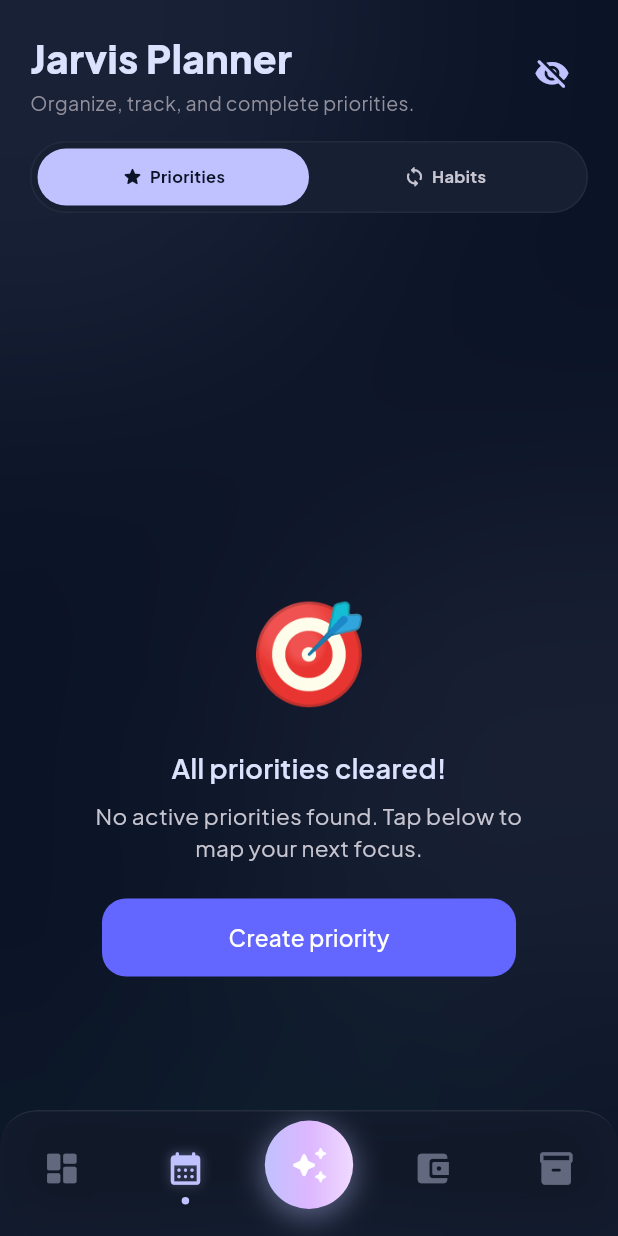
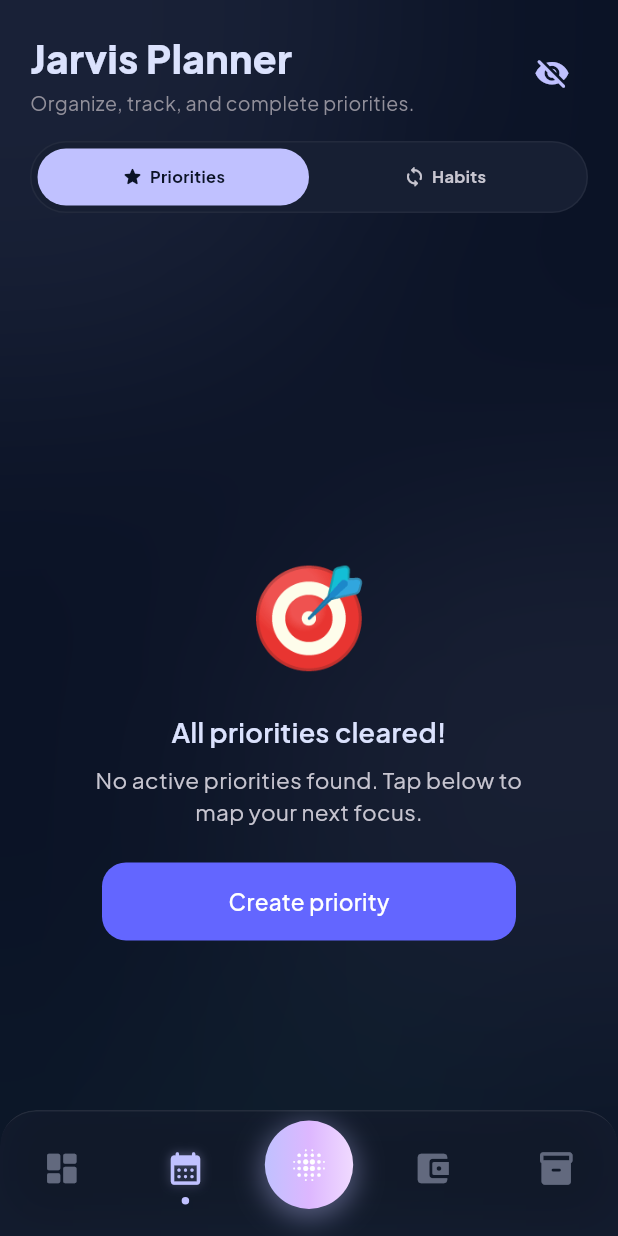
Before and after one commit to credyans/jarvis, a Flutter app: the AppScaffold screen opened by its route, after a tap on "Priorities", on a phone screen of 412 x 824 dp. Run offline on Flutter 3.47's test engine with Material 3 defaults, Android fonts, the phone set to English and light mode, and no system bars; our stand-ins replace cloud_firestore, firebase_auth, firebase_core, firebase_messaging, flutter_animate, flutter_riverpod and 4 more; accounts and stored records are empty; project files that could hold a hidden picture were left out.

Commit message:
refactor: center empty states, disable scroll on empty lists, redesign Jarvis Welcome Card with 3D orb and CTA button, update center FAB icon

```diff
--- a/lib/features/money/screens/money_screen.dart
+++ b/lib/features/money/screens/money_screen.dart
@@ -208,6 +208,7 @@ class _MoneyScreenState extends ConsumerState<MoneyScreen> {
     final goalsAsync = ref.watch(goalProvider);
     final debtsAsync = ref.watch(debtProvider);
     final savingsPlansAsync = ref.watch(savingsPlanProvider);
+    final billsAsync = ref.watch(billReminderProvider);
 
     // Calculate Summary Metrics
     final goals = goalsAsync.value ?? [];
@@ -241,6 +242,13 @@ class _MoneyScreenState extends ConsumerState<MoneyScreen> {
     }
 
     final txs = transactionsAsync.value ?? [];
+    final reminders = billsAsync.value ?? [];
+
+    final activeTabEmpty = (_activeTabIndex == 0 && txs.isEmpty) ||
+                           (_activeTabIndex == 1 && goals.isEmpty && savingsPlans.isEmpty) ||
+                           (_activeTabIndex == 2 && reminders.isEmpty) ||
+                           (_activeTabIndex == 3 && debts.isEmpty);
+    final scrollPhysics = activeTabEmpty ? const NeverScrollableScrollPhysics() : const AlwaysScrollableScrollPhysics();
 
     return Scaffold(
       backgroundColor: Colors.transparent,
@@ -271,7 +279,7 @@ class _MoneyScreenState extends ConsumerState<MoneyScreen> {
             ref.invalidate(recentTransactionsProvider);
           },
           child: CustomScrollView(
-            physics: const AlwaysScrollableScrollPhysics(),
+            physics: scrollPhysics,
             slivers: [
               // ALWAYS SHOWN: 1. Operating Liquidity Header
               SliverPadding(
@@ -297,12 +305,14 @@ class _MoneyScreenState extends ConsumerState<MoneyScreen> {
                 if (txs.isEmpty)
                   SliverFillRemaining(
                     hasScrollBody: false,
+                    child: Center(
                       child: EmptyState(
                         emoji: '📊',
                         title: 'Financial Overview',
                         subtitle: 'Tracks daily transaction history and cash flow dynamics.',
                         actionLabel: '+ Add Record',
                         onActionPressed: () => _showAddTransactionSheet(context),
+                      ),
                     ),
                   )
                 else ...[
@@ -390,6 +400,7 @@ class _MoneyScreenState extends ConsumerState<MoneyScreen> {
                 if (goals.isEmpty && savingsPlans.isEmpty)
                   SliverFillRemaining(
                     hasScrollBody: false,
+                    child: Center(
                       child: Column(
                         mainAxisAlignment: MainAxisAlignment.center,
                         children: [
@@ -419,6 +430,7 @@ class _MoneyScreenState extends ConsumerState<MoneyScreen> {
                             ],
                           ),
                         ],
+                      ),
                     ),
                   )
                 else ...[
@@ -467,6 +479,27 @@ class _MoneyScreenState extends ConsumerState<MoneyScreen> {
                 ],
               ] else if (_activeTabIndex == 2) ...[
                 // Bills Tab
+                if (reminders.isEmpty)
+                  SliverFillRemaining(
+                    hasScrollBody: false,
+                    child: Center(
+                      child: EmptyState(
+                        emoji: '🧾',
+                        title: 'Never miss a bill payment',
+                        subtitle: 'Bills tracker helps you monitor recurring utilities and services. Set up reminders to prevent late fees and protect your credit score.',
+                        actionLabel: 'Add Bill Reminder',
+                        onActionPressed: () {
+                          showModalBottomSheet(
+                            context: context,
+                            isScrollControlled: true,
+                            backgroundColor: Colors.transparent,
+                            builder: (context) => const AddBillReminderSheet(),
+                          );
+                        },
+                      ),
+                    ),
+                  )
+                else
                   const SliverPadding(
                     padding: EdgeInsets.symmetric(vertical: 8.0),
                     sliver: SliverToBoxAdapter(
@@ -478,12 +511,14 @@ class _MoneyScreenState extends ConsumerState<MoneyScreen> {
                 if (debts.isEmpty)
                   SliverFillRemaining(
                     hasScrollBody: false,
+                    child: Center(
                       child: EmptyState(
                         emoji: '🤝',
                         title: 'Track Peer Agreements',
                         subtitle: 'Track peer-to-peer agreements and monthly borrowing EMIs.',
                         actionLabel: '+ Add Agreement',
                         onActionPressed: () => _showAddDebtSheet(context),
+                      ),
                     ),
                   )
                 else
--- a/lib/features/tasks/screens/focus_screen.dart
+++ b/lib/features/tasks/screens/focus_screen.dart
@@ -394,6 +394,11 @@ class _FocusScreenState extends ConsumerState<FocusScreen> {
       });
     }
 
+    final tasks = tasksAsync.value ?? [];
+    final habits = habitsAsync.value ?? [];
+    final isTabEmpty = (activeTab == 0 && tasks.isEmpty) || (activeTab == 1 && habits.isEmpty);
+    final scrollPhysics = isTabEmpty ? const NeverScrollableScrollPhysics() : const AlwaysScrollableScrollPhysics();
+
     return Scaffold(
       backgroundColor: Colors.transparent,
       body: SafeArea(
@@ -407,7 +412,7 @@ class _FocusScreenState extends ConsumerState<FocusScreen> {
             ref.invalidate(todayTasksProvider);
           },
           child: CustomScrollView(
-            physics: const AlwaysScrollableScrollPhysics(),
+            physics: scrollPhysics,
             slivers: [
               // 1. Unified Header (Title + Segmented Tabs)
               SliverPadding(
@@ -535,18 +540,14 @@ class _FocusScreenState extends ConsumerState<FocusScreen> {
                       if (filtered.isEmpty) {
                         return SliverFillRemaining(
                           hasScrollBody: false,
-                          child: Column(
-                            mainAxisAlignment: MainAxisAlignment.center,
-                            children: [
-                              const SizedBox(height: 48.0),
-                              EmptyState(
+                          child: Center(
+                            child: EmptyState(
                               emoji: '🎯',
                               title: 'All priorities cleared!',
                               subtitle: 'No active priorities found. Tap below to map your next focus.',
                               actionLabel: 'Create priority',
                               onActionPressed: () => _showAddTaskSheet(context),
                             ),
-                            ],
                           ),
                         );
                       }
@@ -648,18 +649,14 @@ class _FocusScreenState extends ConsumerState<FocusScreen> {
                       if (habits.isEmpty) {
                         return SliverFillRemaining(
                           hasScrollBody: false,
-                          child: Column(
-                            mainAxisAlignment: MainAxisAlignment.center,
-                            children: [
-                              const SizedBox(height: 48.0),
-                              EmptyState(
+                          child: Center(
+                            child: EmptyState(
                               emoji: '🔄',
                               title: 'No habits logged yet',
                               subtitle: 'Take small steps. Build atomic habits by setting daily checkpoints.',
                               actionLabel: 'Create habit',
                               onActionPressed: () => _showAddHabitSheet(context),
                             ),
-                            ],
                           ),
                         );
                       }
--- a/lib/features/today/screens/today_screen.dart
+++ b/lib/features/today/screens/today_screen.dart
@@ -8,6 +8,7 @@ import 'package:jarvis/data/providers/mood_provider.dart';
 import 'package:jarvis/data/providers/task_provider.dart';
 import 'package:jarvis/data/providers/money_provider.dart';
 import 'package:jarvis/data/providers/habit_provider.dart';
+import 'package:jarvis/data/providers/navigation_provider.dart';
 import 'package:jarvis/features/today/widgets/greeting_header.dart';
 import 'package:jarvis/features/today/widgets/ai_insight_card.dart';
 import 'package:jarvis/features/today/widgets/daily_quote_card.dart';
@@ -16,6 +17,7 @@ import 'package:jarvis/features/today/widgets/jarvis_suggestions_card.dart';
 import 'package:jarvis/features/today/widgets/daily_summary_card.dart';
 import 'package:jarvis/features/today/widgets/mood_checkin_dialog.dart';
 import 'package:jarvis/shared/widgets/jarvis_card.dart';
+import 'package:jarvis/shared/widgets/jarvis_button.dart';
 
 class TodayScreen extends ConsumerStatefulWidget {
   const TodayScreen({super.key});
@@ -28,40 +30,63 @@ class _TodayScreenState extends ConsumerState<TodayScreen> {
   bool _hasPromptedMood = false;
 
   Widget _buildJarvisWelcomeCard(BuildContext context) {
-    return JarvisCard(
-      padding: 24.0,
+    return Padding(
+      padding: const EdgeInsets.symmetric(horizontal: 24.0, vertical: 32.0),
       child: Column(
+        mainAxisSize: MainAxisSize.min,
         children: [
           Container(
-            width: 72.0,
-            height: 72.0,
+            width: 80.0,
+            height: 80.0,
             decoration: BoxDecoration(
               shape: BoxShape.circle,
-              gradient: AppColors.jarvisButtonGradient,
+              gradient: const RadialGradient(
+                colors: [
+                  Color(0xFFE8ECEF), // specular highlight
+                  Color(0xFF6366FF), // primary theme color
+                  Color(0xFF2C2F8A), // shadow shade
+                ],
+                center: Alignment(-0.35, -0.35),
+                radius: 0.75,
+              ),
               boxShadow: [
                 BoxShadow(
-                  color: AppColors.primary.withOpacity(0.3),
-                  blurRadius: 20.0,
+                  color: const Color(0xFF6366FF).withOpacity(0.5),
+                  blurRadius: 24.0,
+                  spreadRadius: 2.0,
+                  offset: const Offset(0, 8),
+                ),
+                BoxShadow(
+                  color: Colors.black.withOpacity(0.3),
+                  blurRadius: 8.0,
+                  offset: const Offset(0, 4),
                 ),
               ],
             ),
-            child: const Center(
+            child: Center(
               child: Icon(
                 Icons.blur_on_rounded,
-                size: 36.0,
-                color: Colors.white,
+                size: 40.0,
+                color: Colors.white.withOpacity(0.95),
+                shadows: [
+                  Shadow(
+                    color: Colors.black.withOpacity(0.35),
+                    offset: const Offset(1, 2),
+                    blurRadius: 4.0,
+                  ),
+                ],
               ),
             ),
           ).animate(onPlay: (controller) => controller.repeat(reverse: true))
            .scale(end: const Offset(1.08, 1.08), duration: 1.5.seconds, curve: Curves.easeInOut),
-          const SizedBox(height: 20.0),
+          const SizedBox(height: 24.0),
           Text(
             "Hi, I'm Jarvis",
             style: AppTypography.h2(color: AppColors.textPrimary).copyWith(
               fontWeight: FontWeight.w800,
             ),
           ),
-          const SizedBox(height: 10.0),
+          const SizedBox(height: 12.0),
           Text(
             "Your Personal Life Operating System is ready to assist you. I can help you organize priorities, build habits, track budgets, and write memories.",
             textAlign: TextAlign.center,
@@ -69,27 +94,12 @@ class _TodayScreenState extends ConsumerState<TodayScreen> {
               height: 1.4,
             ),
           ),
-          const SizedBox(height: 20.0),
-          Text(
-            "Tap the glowing orb at the bottom of the screen to talk to me, or ask me something like:",
-            textAlign: TextAlign.center,
-            style: AppTypography.caption(color: AppColors.textTertiary),
-          ),
-          const SizedBox(height: 12.0),
-          Container(
-            padding: const EdgeInsets.symmetric(horizontal: 14.0, vertical: 10.0),
-            decoration: BoxDecoration(
-              color: Colors.white.withOpacity(0.04),
-              borderRadius: BorderRadius.circular(12.0),
-              border: Border.all(color: Colors.white.withOpacity(0.06)),
-            ),
-            child: Text(
-              '"Spent ₹250 on coffee and track morning walk habit"',
-              style: AppTypography.caption(color: AppColors.primary).copyWith(
-                fontStyle: FontStyle.italic,
-                fontWeight: FontWeight.bold,
-              ),
-            ),
+          const SizedBox(height: 24.0),
+          JarvisButton(
+            text: "Talk to Jarvis",
+            onPressed: () {
+              ref.read(commandBarVisibleProvider.notifier).state = true;
+            },
           ),
         ],
       ),
@@ -121,7 +131,28 @@ class _TodayScreenState extends ConsumerState<TodayScreen> {
       body: SafeArea(
         top: false,
         bottom: false,
-        child: RefreshIndicator(
+        child: isNewUser
+            ? Padding(
+                padding: const EdgeInsets.symmetric(horizontal: 20.0),
+                child: Column(
+                  children: [
+                    const SizedBox(height: 60.0), // top padding for header
+                    const GreetingHeader()
+                        .animate()
+                        .fade(duration: 400.ms)
+                        .slideY(begin: -0.05, end: 0.0),
+                    Expanded(
+                      child: Center(
+                        child: _buildJarvisWelcomeCard(context)
+                            .animate()
+                            .fade(delay: 100.ms, duration: 400.ms)
+                            .slideY(begin: 0.05, end: 0.0),
+                      ),
+                    ),
+                  ],
+                ),
+              )
+            : RefreshIndicator(
                 onRefresh: () async {
                   // Invalidate/reload today's providers
                   ref.invalidate(todayMoodProvider);
@@ -148,13 +179,6 @@ class _TodayScreenState extends ConsumerState<TodayScreen> {
 
                       const SizedBox(height: 12.0),
 
-                if (isNewUser) ...[
-                  const SizedBox(height: 8.0),
-                  _buildJarvisWelcomeCard(context)
-                      .animate()
-                      .fade(delay: 100.ms, duration: 400.ms)
-                      .slideY(begin: 0.05, end: 0.0),
-                ] else ...[
                       // 3. Today's Progress Card (now cardless stats)
                       const DailySummaryCard()
                           .animate()
@@ -183,7 +207,6 @@ class _TodayScreenState extends ConsumerState<TodayScreen> {
                           .animate()
                           .fade(delay: 250.ms, duration: 400.ms),
                     ],
-              ],
                   ),
                 ),
               ),
--- a/lib/shared/widgets/jarvis_fab.dart
+++ b/lib/shared/widgets/jarvis_fab.dart
@@ -61,7 +61,7 @@ class _JarvisFabState extends State<JarvisFab> with SingleTickerProviderStateMix
             ],
           ),
           child: const Icon(
-            Icons.auto_awesome_rounded,
+            Icons.blur_on_rounded,
             color: Colors.white,
             size: 26.0,
           ),
```
Lines whose indentation alone changed are shown as unchanged.
